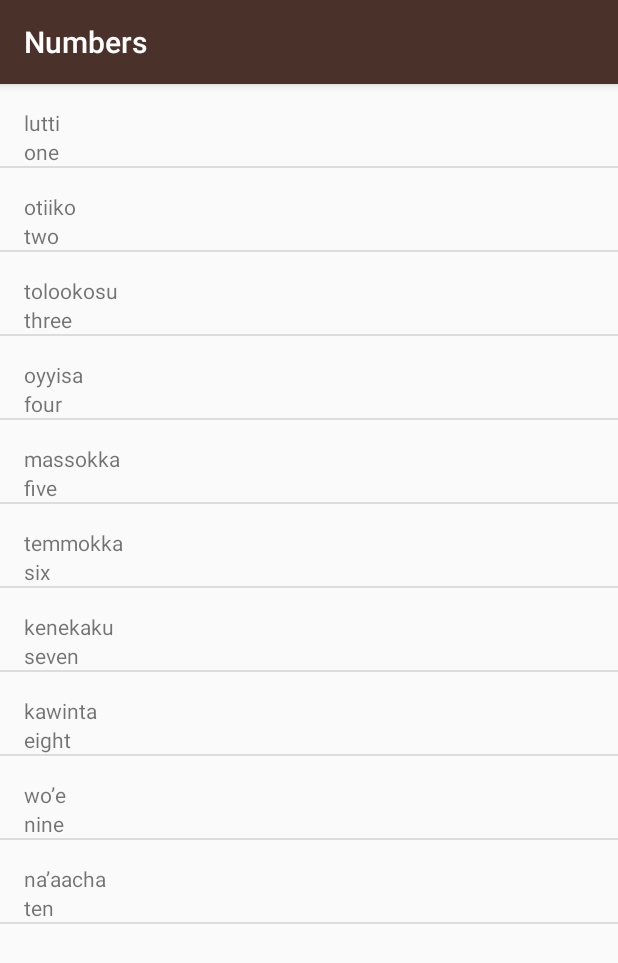
After one commit to alexbar10/Miwok, an Android app: the NumbersActivity screen opened directly, with no data from a screen before it, on a phone screen of 412 x 824 dp. The commit adds this screen. Shown: the top 963 px of the screen. Run offline under Robolectric (Android 15) with nearby library versions, the phone set to English and light mode, and no system bars.

Commit message:
Show categories using custom array adapter

```diff
--- /dev/null
+++ b/app/src/main/java/com/alexbar10/miwok/NumbersActivity.kt
@@ -0,0 +1,51 @@
+package com.alexbar10.miwok
+
+import androidx.appcompat.app.AppCompatActivity
+import android.os.Bundle
+import android.util.Log
+import android.widget.TextView
+import kotlinx.android.synthetic.main.activity_colors.*
+import kotlinx.android.synthetic.main.activity_numbers.*
+
+class NumbersActivity : AppCompatActivity() {
+
+    override fun onCreate(savedInstanceState: Bundle?) {
+        super.onCreate(savedInstanceState)
+        setContentView(R.layout.activity_numbers)
+
+        // Array of numbers
+        val numbers: MutableList<Word> = arrayListOf(
+            Word("one", "lutti"),
+            Word("two", "otiiko"),
+            Word("three", "tolookosu"),
+            Word("four", "oyyisa"),
+            Word("five", "massokka"),
+            Word("six", "temmokka"),
+            Word("seven", "kenekaku"),
+            Word("eight", "kawinta"),
+            Word("nine", "wo’e"),
+            Word("ten", "na’aacha")
+        )
+
+        val adapter = WordAdapter(this, R.layout.list_item, numbers)
+        list_view_numbers.adapter = adapter
+
+        // Create views and add it to the root view
+  /*      var index = 0
+        while (index < numbers.size) {
+            val textView = TextView(this)
+            textView.text = numbers[index]
+            linear_layout.addView(textView)
+
+            index++
+        }
+*/
+        /*
+        for (number in numbers) {
+            val textView = TextView(this)
+            textView.text = number
+            linear_layout.addView(textView)
+        }
+        */
+    }
+}
--- /dev/null
+++ b/app/src/main/java/com/alexbar10/miwok/Word.kt
@@ -0,0 +1,4 @@
+package com.alexbar10.miwok
+
+class Word (val englishVersion: String, val miwokVersion: String = "") {
+}
--- /dev/null
+++ b/app/src/main/java/com/alexbar10/miwok/WordAdapter.kt
@@ -0,0 +1,33 @@
+package com.alexbar10.miwok
+
+import android.content.Context
+import android.view.LayoutInflater
+import android.view.View
+import android.view.ViewGroup
+import android.widget.ArrayAdapter
+import android.widget.TextView
+import androidx.annotation.LayoutRes
+
+class WordAdapter(context: Context, @LayoutRes itemResourceId: Int, values: List<Word>) :
+    ArrayAdapter<Word>(context, itemResourceId, values) {
+
+    override fun getView(position: Int, convertView: View?, parent: ViewGroup): View {
+        // Check if the exiting view is being reused
+        var itemView = convertView
+        if (itemView == null) {
+            itemView = LayoutInflater.from(context).inflate(R.layout.list_item, parent, false)
+        }
+
+        // get the Word for the position
+        val word = getItem(position)
+
+        // get the custom views inside item_view
+        val title = itemView?.findViewById<TextView>(R.id.title_item)
+        title?.text = word?.miwokVersion
+
+        val subtitle = itemView?.findViewById<TextView>(R.id.subtitle_item)
+        subtitle?.text = word?.englishVersion
+
+        return itemView!!
+    }
+}
--- /dev/null
+++ b/app/src/main/res/layout/activity_numbers.xml
@@ -0,0 +1,18 @@
+<?xml version="1.0" encoding="utf-8"?>
+<androidx.constraintlayout.widget.ConstraintLayout xmlns:android="http://schemas.android.com/apk/res/android"
+    xmlns:app="http://schemas.android.com/apk/res-auto"
+    xmlns:tools="http://schemas.android.com/tools"
+    android:id="@+id/linear_layout"
+    android:layout_width="match_parent"
+    android:layout_height="match_parent"
+    tools:context=".NumbersActivity">
+
+    <ListView
+        android:id="@+id/list_view_numbers"
+        android:layout_width="0dp"
+        android:layout_height="0dp"
+        app:layout_constraintBottom_toBottomOf="parent"
+        app:layout_constraintEnd_toEndOf="parent"
+        app:layout_constraintStart_toStartOf="parent"
+        app:layout_constraintTop_toTopOf="parent" />
+</androidx.constraintlayout.widget.ConstraintLayout>
--- /dev/null
+++ b/app/src/main/res/layout/list_item.xml
@@ -0,0 +1,25 @@
+<?xml version="1.0" encoding="utf-8"?>
+<LinearLayout xmlns:android="http://schemas.android.com/apk/res/android"
+    xmlns:tools="http://schemas.android.com/tools"
+    android:orientation="vertical"
+    android:layout_width="match_parent"
+    android:layout_height="match_parent">
+
+    <TextView
+        android:layout_width="match_parent"
+        android:layout_height="wrap_content"
+        android:id="@+id/title_item"
+        tools:text="text"
+        android:layout_marginLeft="16dp"
+        android:layout_marginStart="16dp"
+        android:layout_marginTop="16dp"/>
+
+    <TextView
+        android:layout_width="match_parent"
+        android:layout_height="wrap_content"
+        android:id="@+id/subtitle_item"
+        tools:text="text"
+        android:layout_marginLeft="16dp"
+        android:layout_marginStart="16dp" />
+
+</LinearLayout>
```
Also changed, not shown: app/src/main/AndroidManifest.xml (+15 -1 lines), app/src/main/java/com/alexbar10/miwok/ColorsActivity.kt (added, +28 -0 lines), app/src/main/java/com/alexbar10/miwok/FamilyActivity.kt (added, +27 -0 lines), app/src/main/java/com/alexbar10/miwok/MainActivity.kt (+17 -0 lines), app/src/main/java/com/alexbar10/miwok/PhrasesActivity.kt (added, +29 -0 lines), app/src/main/res/layout/activity_colors.xml (added, +17 -0 lines), app/src/main/res/layout/activity_family.xml (added, +18 -0 lines), app/src/main/res/layout/activity_phrases.xml (added, +17 -0 lines), app/src/main/res/mipmap-hdpi/ic_launcher.png, app/src/main/res/mipmap-mdpi/ic_launcher.png, app/src/main/res/mipmap-xhdpi/ic_launcher.png, app/src/main/res/mipmap-xxhdpi/ic_launcher.png, app/src/main/res/mipmap-xxxhdpi/ic_launcher.png.
